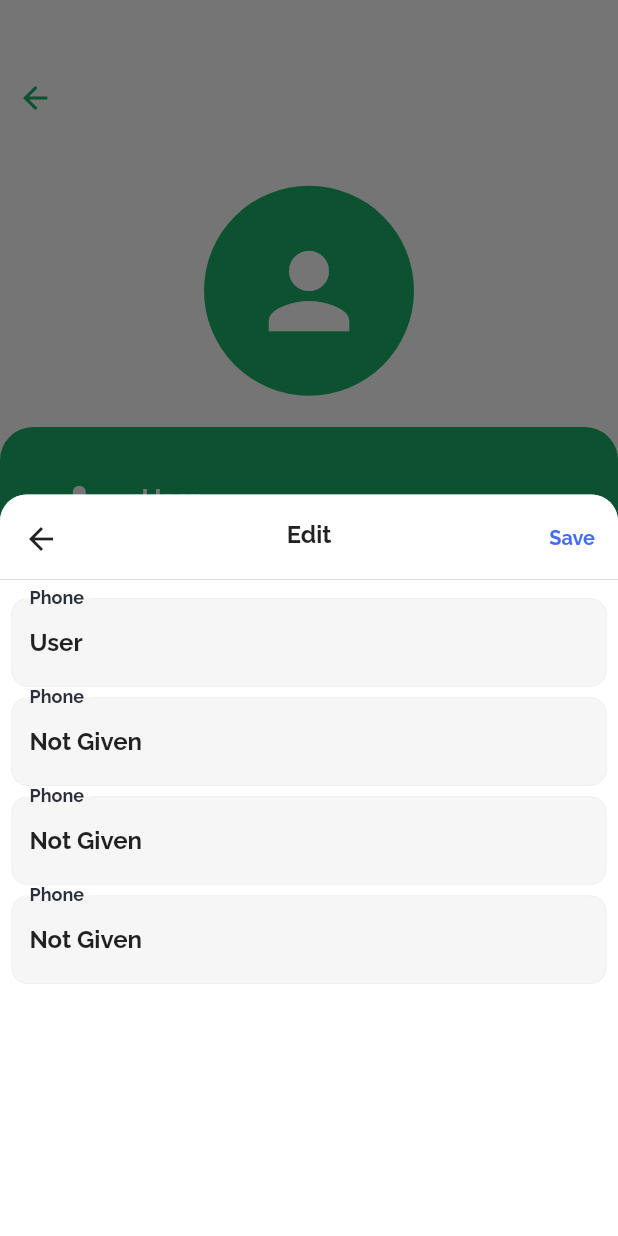
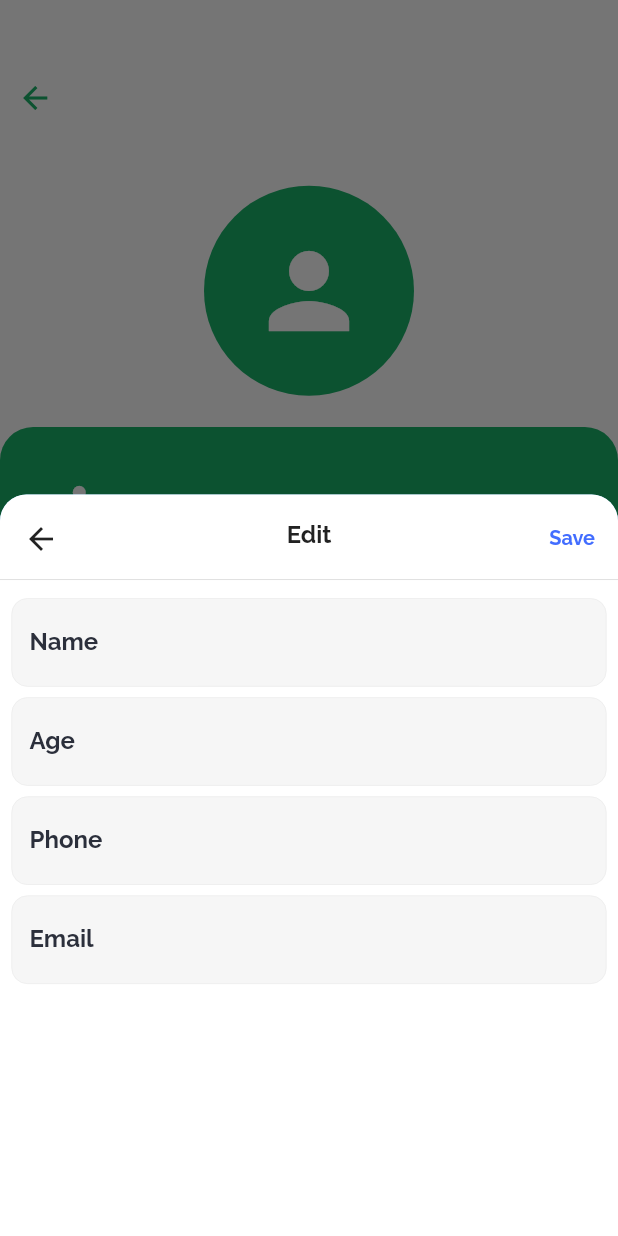
Before and after one commit to TheAbror/dr_iq, a Flutter app: the ProfilePage screen opened by its route, after a tap on "Edit Account", on a phone screen of 412 x 824 dp. Run offline on Flutter 3.47's test engine with Material 2 defaults, Android fonts, the phone set to English and light mode, and no system bars; our stand-ins replace chopper, equatable, fl_chart, flutter_bloc, flutter_screenutil, flutter_svg and 2 more; missing offline and left inert: flutter_dialogs; accounts and stored records are empty; generated files the repository leaves out were written again.

Commit message:
db correctly updated and shown

```diff
--- a/lib/core/bottom_sheet/primary_bottom_sheet.dart
+++ b/lib/core/bottom_sheet/primary_bottom_sheet.dart
@@ -1,7 +1,9 @@
 import 'package:dr_iq/core/bottom_sheet/default_bottom_sheet.dart';
 import 'package:dr_iq/core/colors/app_colors.dart';
 import 'package:dr_iq/core/preference_services/preference_services.dart';
+import 'package:dr_iq/ui/home_page/tabs/profile_tab/bloc/profile_bloc.dart';
 import 'package:flutter/material.dart';
+import 'package:flutter_bloc/flutter_bloc.dart';
 import 'package:flutter_screenutil/flutter_screenutil.dart';
 
 class PrimaryBottomSheet extends StatefulWidget {
@@ -85,10 +87,6 @@
 
   @override
   Widget build(BuildContext context) {
-    if (_controllerPhone == 'Not Given') {
-      _controllerPhone.text = '';
-    }
-
     return Container(
       decoration: BoxDecoration(
         color: AppColors.float,
@@ -112,6 +110,7 @@
           await PreferencesServices.savePhone(phone);
           await PreferencesServices.saveEmail(email);
           Navigator.pop(context);
+          context.read<ProfileBloc>().loadData();
         },
         child: Column(
           children: [
@@ -124,7 +123,7 @@
 
                   TextFormField(
                     controller: _controllerName,
-                    decoration: profileTextfieldDecoration(),
+                    decoration: profileTextfieldDecoration('Name'),
                     textInputAction: TextInputAction.next,
                     style: TextStyle(fontWeight: FontWeight.bold),
                     onChanged: (value) {},
@@ -133,7 +132,7 @@
 
                   TextFormField(
                     controller: _controllerAge,
-                    decoration: profileTextfieldDecoration(),
+                    decoration: profileTextfieldDecoration('Age'),
                     textInputAction: TextInputAction.next,
                     style: TextStyle(fontWeight: FontWeight.bold),
                     onChanged: (value) {},
@@ -142,7 +141,7 @@
 
                   TextFormField(
                     controller: _controllerPhone,
-                    decoration: profileTextfieldDecoration(),
+                    decoration: profileTextfieldDecoration('Phone'),
                     textInputAction: TextInputAction.next,
                     style: TextStyle(fontWeight: FontWeight.bold),
                     onChanged: (value) {},
@@ -151,7 +150,7 @@
 
                   TextFormField(
                     controller: _controllerEmail,
-                    decoration: profileTextfieldDecoration(),
+                    decoration: profileTextfieldDecoration('Email'),
                     style: TextStyle(fontWeight: FontWeight.bold),
                     onChanged: (value) {},
                   ),
@@ -166,7 +165,7 @@
     );
   }
 
-  InputDecoration profileTextfieldDecoration() {
+  InputDecoration profileTextfieldDecoration(String labelText) {
     return InputDecoration(
       filled: true,
       border: InputBorder.none, // Remove border color
@@ -187,7 +186,7 @@
         borderRadius: BorderRadius.circular(12.r),
       ),
       fillColor: AppColors.background,
-      labelText: 'Phone',
+      labelText: labelText,
       labelStyle: TextStyle(color: AppColors.textMain, fontWeight: FontWeight.bold),
       hintStyle: const TextStyle(color: AppColors.textSecondary),
     );
--- a/lib/main.dart
+++ b/lib/main.dart
@@ -1,3 +1,4 @@
+import 'package:dr_iq/ui/home_page/tabs/profile_tab/bloc/profile_bloc.dart';
 import 'package:flutter/material.dart';
 import 'package:flutter/services.dart';
 import 'package:flutter_bloc/flutter_bloc.dart';
@@ -22,6 +23,7 @@
       runApp(
         MultiBlocProvider(
           providers: [
+            BlocProvider(create: (context) => ProfileBloc()),
             BlocProvider(create: (context) => SplashBloc()),
           ],
           child: const MyApp(),
--- a/lib/ui/home_page/tabs/profile_tab/bloc/profile_bloc.dart
+++ b/lib/ui/home_page/tabs/profile_tab/bloc/profile_bloc.dart
@@ -1,5 +1,7 @@
-// ignore_for_file: constant_identifier_names, unnecessary_nullable_for_final_variable_declarations
+// ignore_for_file: unused_local_variable
+
 import 'package:dr_iq/core/bloc_progress/bloc_progress.dart';
+import 'package:dr_iq/core/preference_services/preference_services.dart';
 import 'package:equatable/equatable.dart';
 import 'package:flutter_bloc/flutter_bloc.dart';
 
@@ -8,7 +10,35 @@
 class ProfileBloc extends Cubit<ProfileState> {
   ProfileBloc() : super(ProfileState.initial());
 
-  void changeProfileInfo(String name, String age, String phone, String email) async {
+  void loadData() async {
     emit(state.copyWith(blocProgress: BlocProgress.IS_LOADING));
+
+    late String name = 'User';
+    late String age = 'Not Given';
+    late String phone = 'Not Given';
+    late String email = 'Not Given';
+
+    void callDB() async {
+      String? nameD = await PreferencesServices.getName();
+      String? ageD = await PreferencesServices.getAge();
+      String? phoneD = await PreferencesServices.getPhone();
+      String? emailD = await PreferencesServices.getEmail();
+
+// Assign retrieved values or default values if null
+      name = nameD != null && nameD.isNotEmpty ? nameD : 'User';
+      age = ageD != null && ageD.isNotEmpty ? ageD : 'Not Given';
+      phone = phoneD != null && phoneD.isNotEmpty ? phoneD : 'Not Given';
+      email = emailD != null && emailD.isNotEmpty ? emailD : 'Not Given';
+
+      emit(state.copyWith(
+        name: nameD,
+        age: ageD,
+        phone: phoneD,
+        email: emailD,
+      ));
+    }
+
+    callDB();
+    emit(state.copyWith(blocProgress: BlocProgress.LOADED));
   }
 }
--- a/lib/ui/home_page/tabs/profile_tab/profile_page.dart
+++ b/lib/ui/home_page/tabs/profile_tab/profile_page.dart
@@ -1,5 +1,6 @@
+import 'package:dr_iq/core/bloc_progress/bloc_progress.dart';
 import 'package:dr_iq/core/bottom_sheet/primary_bottom_sheet.dart';
-import 'package:dr_iq/core/preference_services/preference_services.dart';
+import 'package:dr_iq/core/constants/something_went_wrong.dart';
 import 'package:dr_iq/ui/home_page/tabs/profile_tab/bloc/profile_bloc.dart';
 import 'package:dr_iq/ui/home_page/tabs/profile_tab/widgets/edit_profile_info_button.dart';
 import 'package:dr_iq/ui/home_page/tabs/profile_tab/widgets/profile_body_item.dart';
@@ -8,47 +9,32 @@
 import 'package:flutter_screenutil/flutter_screenutil.dart';
 import 'package:dr_iq/core/colors/app_colors.dart';
 
-class ProfilePage extends StatefulWidget {
+class ProfilePage extends StatelessWidget {
   const ProfilePage({super.key});
 
   @override
-  State<ProfilePage> createState() => _ProfilePageState();
+  Widget build(BuildContext context) {
+    return BlocProvider(
+      create: (context) => ProfileBloc()..loadData(),
+      child: Scaffold(
+        backgroundColor: AppColors.float,
+        body: BlocBuilder<ProfileBloc, ProfileState>(
+          builder: (context, state) {
+            if (state.blocProgress == BlocProgress.IS_LOADING) {
+              return const CircularProgressIndicator();
             }
 
-class _ProfilePageState extends State<ProfilePage> {
-  late String name = 'User';
-  late String age = 'Not Given';
-  late String phone = 'Not Given';
-  late String email = 'Not Given';
-
-  void callDB() async {
-    String? nameD = await PreferencesServices.getName();
-    String? ageD = await PreferencesServices.getAge();
-    String? phoneD = await PreferencesServices.getPhone();
-    String? emailD = await PreferencesServices.getEmail();
-
-// Assign retrieved values or default values if null
-    name = nameD != null && nameD.isNotEmpty ? nameD : 'User';
-    age = ageD != null && ageD.isNotEmpty ? ageD : 'Not Given';
-    phone = phoneD != null && phoneD.isNotEmpty ? phoneD : 'Not Given';
-    email = emailD != null && emailD.isNotEmpty ? emailD : 'Not Given';
+            if (state.blocProgress == BlocProgress.FAILED) {
+              return const SomethingWentWrong();
             }
-
-  @override
-  void initState() {
-    callDB();
-    super.initState();
-  }
-
-  @override
-  Widget build(BuildContext context) {
-    return Scaffold(
-      backgroundColor: AppColors.float,
-      body: _Body(
-        name: name,
-        age: age,
-        phone: phone,
-        email: email,
+            return _Body(
+              name: state.name,
+              age: state.age,
+              phone: state.phone,
+              email: state.email,
+            );
+          },
+        ),
       ),
     );
   }
@@ -70,9 +56,7 @@
 
   @override
   Widget build(BuildContext context) {
-    return BlocProvider(
-      create: (context) => ProfileBloc(),
-      child: BlocBuilder<ProfileBloc, ProfileState>(
+    return BlocBuilder<ProfileBloc, ProfileState>(
       builder: (context, state) {
         return Stack(
           alignment: Alignment.center,
@@ -114,6 +98,7 @@
                     );
 
                     print(result);
+                    context.read<ProfileBloc>().loadData();
                   },
                   child: EditProfileInfoButton(),
                 ),
@@ -146,7 +131,6 @@
           ],
         );
       },
-      ),
     );
   }
 }
```
Lines whose indentation alone changed are shown as unchanged.
